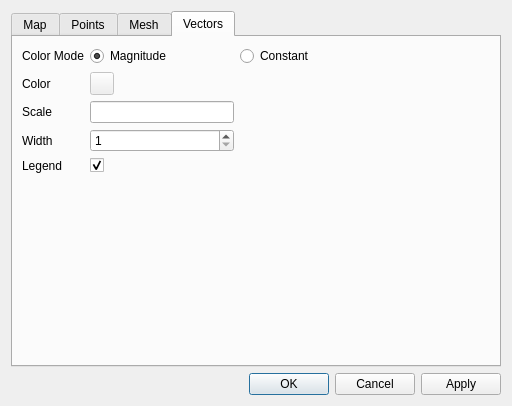
Before: the Qt Designer form src/ui/layer_properties_dialog.ui in IPH-ECO/iph-eco-gui, drawn with Qt 5.
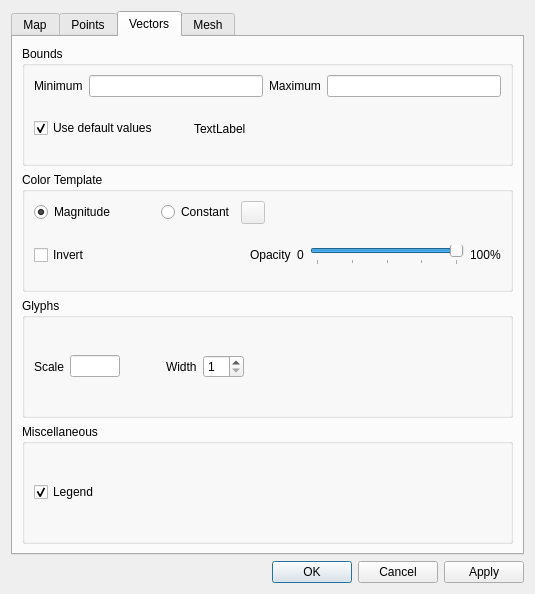
After: the same form once the commit is applied. The open tabs and pages were chosen to show the change.

Commit message: Implementing color gradient palette for vectors layer

What changed in the file:
```diff
--- a/src/ui/layer_properties_dialog.ui
+++ b/src/ui/layer_properties_dialog.ui
@@ -6,8 +6,8 @@
    <rect>
     <x>0</x>
     <y>0</y>
-    <width>512</width>
-    <height>406</height>
+    <width>535</width>
+    <height>594</height>
    </rect>
   </property>
   <property name="windowTitle">
@@ -424,6 +424,332 @@
        </item>
       </layout>
      </widget>
+     <widget class="QWidget" name="vectorsTab">
+      <attribute name="title">
+       <string>Vectors</string>
+      </attribute>
+      <layout class="QVBoxLayout" name="verticalLayout_6">
+       <item>
+        <widget class="QGroupBox" name="groupBox_6">
+         <property name="title">
+          <string>Bounds</string>
+         </property>
+         <layout class="QVBoxLayout" name="verticalLayout_9">
+          <item>
+           <layout class="QGridLayout" name="gridLayout_3">
+            <item row="0" column="0">
+             <widget class="QLabel" name="label_24">
+              <property name="text">
+               <string>Minimum</string>
+              </property>
+             </widget>
+            </item>
+            <item row="0" column="2">
+             <widget class="QLabel" name="label_23">
+              <property name="text">
+               <string>Maximum</string>
+              </property>
+             </widget>
+            </item>
+            <item row="0" column="1">
+             <widget class="QLineEdit" name="edtVectorsMinimum"/>
+            </item>
+            <item row="0" column="3">
+             <widget class="QLineEdit" name="edtVectorsMaximum"/>
+            </item>
+           </layout>
+          </item>
+          <item>
+           <layout class="QHBoxLayout" name="horizontalLayout_5">
+            <item>
+             <widget class="QCheckBox" name="chkUseVectorsDefaultValues">
+              <property name="text">
+               <string>Use default values</string>
+              </property>
+              <property name="checked">
+               <bool>true</bool>
+              </property>
+             </widget>
+            </item>
+            <item>
+             <spacer name="horizontalSpacer_11">
+              <property name="orientation">
+               <enum>Qt::Horizontal</enum>
+              </property>
+              <property name="sizeType">
+               <enum>QSizePolicy::Fixed</enum>
+              </property>
+              <property name="sizeHint" stdset="0">
+               <size>
+                <width>30</width>
+                <height>20</height>
+               </size>
+              </property>
+             </spacer>
+            </item>
+            <item>
+             <widget class="QLabel" name="lblVectorsOriginalValues">
+              <property name="text">
+               <string>TextLabel</string>
+              </property>
+             </widget>
+            </item>
+            <item>
+             <spacer name="horizontalSpacer_12">
+              <property name="orientation">
+               <enum>Qt::Horizontal</enum>
+              </property>
+              <property name="sizeHint" stdset="0">
+               <size>
+                <width>40</width>
+                <height>20</height>
+               </size>
+              </property>
+             </spacer>
+            </item>
+           </layout>
+          </item>
+         </layout>
+        </widget>
+       </item>
+       <item>
+        <widget class="QGroupBox" name="colorTemplateGroupBox_3">
+         <property name="title">
+          <string>Color Template</string>
+         </property>
+         <layout class="QVBoxLayout" name="verticalLayout_8">
+          <item>
+           <layout class="QHBoxLayout" name="horizontalLayout_9">
+            <item>
+             <widget class="QRadioButton" name="chkMagnitude">
+              <property name="text">
+               <string>Magnitude</string>
+              </property>
+              <property name="checked">
+               <bool>true</bool>
+              </property>
+              <attribute name="buttonGroup">
+               <string notr="true">buttonGroup</string>
+              </attribute>
+             </widget>
+            </item>
+            <item>
+             <spacer name="horizontalSpacer_13">
+              <property name="orientation">
+               <enum>Qt::Horizontal</enum>
+              </property>
+              <property name="sizeType">
+               <enum>QSizePolicy::Fixed</enum>
+              </property>
+              <property name="sizeHint" stdset="0">
+               <size>
+                <width>40</width>
+                <height>20</height>
+               </size>
+              </property>
+             </spacer>
+            </item>
+            <item>
+             <widget class="QRadioButton" name="chkConstant">
+              <property name="text">
+               <string>Constant</string>
+              </property>
+              <attribute name="buttonGroup">
+               <string notr="true">buttonGroup</string>
+              </attribute>
+             </widget>
+            </item>
+            <item>
+             <widget class="QToolButton" name="btnVectorColor">
+              <property name="enabled">
+               <bool>false</bool>
+              </property>
+              <property name="text">
+               <string/>
+              </property>
+             </widget>
+            </item>
+            <item>
+             <spacer name="horizontalSpacer_7">
+              <property name="orientation">
+               <enum>Qt::Horizontal</enum>
+              </property>
+              <property name="sizeHint" stdset="0">
+               <size>
+                <width>40</width>
+                <height>20</height>
+               </size>
+              </property>
+             </spacer>
+            </item>
+           </layout>
+          </item>
+          <item>
+           <layout class="QGridLayout" name="vectorsColorTemplateLayout"/>
+          </item>
+          <item>
+           <layout class="QHBoxLayout" name="horizontalLayout_8">
+            <item>
+             <widget class="QCheckBox" name="chkVectorsInvertColorTemplate">
+              <property name="text">
+               <string>Invert</string>
+              </property>
+             </widget>
+            </item>
+            <item>
+             <spacer name="horizontalSpacer_10">
+              <property name="orientation">
+               <enum>Qt::Horizontal</enum>
+              </property>
+              <property name="sizeHint" stdset="0">
+               <size>
+                <width>40</width>
+                <height>20</height>
+               </size>
+              </property>
+             </spacer>
+            </item>
+            <item>
+             <widget class="QLabel" name="label_21">
+              <property name="text">
+               <string>Opacity</string>
+              </property>
+             </widget>
+            </item>
+            <item>
+             <widget class="QLabel" name="label_22">
+              <property name="text">
+               <string>0</string>
+              </property>
+             </widget>
+            </item>
+            <item>
+             <widget class="QSlider" name="sldVectorsOpacity">
+              <property name="maximum">
+               <number>100</number>
+              </property>
+              <property name="value">
+               <number>100</number>
+              </property>
+              <property name="orientation">
+               <enum>Qt::Horizontal</enum>
+              </property>
+              <property name="tickPosition">
+               <enum>QSlider::TicksBelow</enum>
+              </property>
+              <property name="tickInterval">
+               <number>25</number>
+              </property>
+             </widget>
+            </item>
+            <item>
+             <widget class="QLabel" name="lblVectorsOpacity">
+              <property name="text">
+               <string>100%</string>
+              </property>
+             </widget>
+            </item>
+           </layout>
+          </item>
+         </layout>
+        </widget>
+       </item>
+       <item>
+        <widget class="QGroupBox" name="groupBox_7">
+         <property name="title">
+          <string>Glyphs</string>
+         </property>
+         <layout class="QGridLayout" name="gridLayout_4">
+          <item row="0" column="5">
+           <spacer name="horizontalSpacer_14">
+            <property name="orientation">
+             <enum>Qt::Horizontal</enum>
+            </property>
+            <property name="sizeHint" stdset="0">
+             <size>
+              <width>40</width>
+              <height>20</height>
+             </size>
+            </property>
+           </spacer>
+          </item>
+          <item row="0" column="3">
+           <widget class="QLabel" name="label_17">
+            <property name="text">
+             <string>Width</string>
+            </property>
+           </widget>
+          </item>
+          <item row="0" column="1">
+           <widget class="QLineEdit" name="edtVectorsScale">
+            <property name="sizePolicy">
+             <sizepolicy hsizetype="Fixed" vsizetype="Fixed">
+              <horstretch>0</horstretch>
+              <verstretch>0</verstretch>
+             </sizepolicy>
+            </property>
+            <property name="maximumSize">
+             <size>
+              <width>50</width>
+              <height>16777215</height>
+             </size>
+            </property>
+           </widget>
+          </item>
+          <item row="0" column="4">
+           <widget class="QSpinBox" name="sbxVectorsWidth">
+            <property name="minimum">
+             <number>1</number>
+            </property>
+           </widget>
+          </item>
+          <item row="0" column="0">
+           <widget class="QLabel" name="label_16">
+            <property name="text">
+             <string>Scale</string>
+            </property>
+           </widget>
+          </item>
+          <item row="0" column="2">
+           <spacer name="horizontalSpacer_15">
+            <property name="orientation">
+             <enum>Qt::Horizontal</enum>
+            </property>
+            <property name="sizeType">
+             <enum>QSizePolicy::Fixed</enum>
+            </property>
+            <property name="sizeHint" stdset="0">
+             <size>
+              <width>40</width>
+              <height>20</height>
+             </size>
+            </property>
+           </spacer>
+          </item>
+         </layout>
+        </widget>
+       </item>
+       <item>
+        <widget class="QGroupBox" name="groupBox_8">
+         <property name="title">
+          <string>Miscellaneous</string>
+         </property>
+         <layout class="QVBoxLayout" name="verticalLayout_12">
+          <item>
+           <widget class="QCheckBox" name="chkVectorsLegend">
+            <property name="text">
+             <string>Legend</string>
+            </property>
+            <property name="checked">
+             <bool>true</bool>
+            </property>
+           </widget>
+          </item>
+         </layout>
+        </widget>
+       </item>
+      </layout>
+     </widget>
      <widget class="QWidget" name="meshTab">
       <attribute name="title">
        <string>Mesh</string>
@@ -581,130 +907,6 @@
        </item>
       </layout>
      </widget>
-     <widget class="QWidget" name="vectorsTab">
-      <attribute name="title">
-       <string>Vectors</string>
-      </attribute>
-      <layout class="QGridLayout" name="gridLayout_4">
-       <item row="2" column="0">
-        <widget class="QLabel" name="label_16">
-         <property name="text">
-          <string>Scale</string>
-         </property>
-        </widget>
-       </item>
-       <item row="5" column="1">
-        <spacer name="verticalSpacer_2">
-         <property name="orientation">
-          <enum>Qt::Vertical</enum>
-         </property>
-         <property name="sizeHint" stdset="0">
-          <size>
-           <width>20</width>
-           <height>40</height>
-          </size>
-         </property>
-        </spacer>
-       </item>
-       <item row="2" column="1">
-        <widget class="QLineEdit" name="edtVectorScale"/>
-       </item>
-       <item row="3" column="1">
-        <widget class="QSpinBox" name="sbxVectorWidth">
-         <property name="minimum">
-          <number>1</number>
-         </property>
-        </widget>
-       </item>
-       <item row="3" column="0">
-        <widget class="QLabel" name="label_17">
-         <property name="text">
-          <string>Width</string>
-         </property>
-        </widget>
-       </item>
-       <item row="2" column="2">
-        <spacer name="horizontalSpacer_7">
-         <property name="orientation">
-          <enum>Qt::Horizontal</enum>
-         </property>
-         <property name="sizeType">
-          <enum>QSizePolicy::Fixed</enum>
-         </property>
-         <property name="sizeHint" stdset="0">
-          <size>
-           <width>250</width>
-           <height>20</height>
-          </size>
-         </property>
-        </spacer>
-       </item>
-       <item row="1" column="0">
-        <widget class="QLabel" name="label_18">
-         <property name="text">
-          <string>Color</string>
-         </property>
-        </widget>
-       </item>
-       <item row="1" column="1">
-        <widget class="QToolButton" name="btnVectorColor">
-         <property name="enabled">
-          <bool>false</bool>
-         </property>
-         <property name="text">
-          <string/>
-         </property>
-        </widget>
-       </item>
-       <item row="0" column="0">
-        <widget class="QLabel" name="label_19">
-         <property name="text">
-          <string>Color Mode</string>
-         </property>
-        </widget>
-       </item>
-       <item row="0" column="1">
-        <widget class="QRadioButton" name="chkMagnitude">
-         <property name="text">
-          <string>Magnitude</string>
-         </property>
-         <property name="checked">
-          <bool>true</bool>
-         </property>
-         <attribute name="buttonGroup">
-          <string notr="true">buttonGroup</string>
-         </attribute>
-        </widget>
-       </item>
-       <item row="0" column="2">
-        <widget class="QRadioButton" name="chkConstant">
-         <property name="text">
-          <string>Constant</string>
-         </property>
-         <attribute name="buttonGroup">
-          <string notr="true">buttonGroup</string>
-         </attribute>
-        </widget>
-       </item>
-       <item row="4" column="1">
-        <widget class="QCheckBox" name="chkLayerLegend">
-         <property name="text">
-          <string/>
-         </property>
-         <property name="checked">
-          <bool>true</bool>
-         </property>
-        </widget>
-       </item>
-       <item row="4" column="0">
-        <widget class="QLabel" name="label_20">
-         <property name="text">
-          <string>Legend</string>
-         </property>
-        </widget>
-       </item>
-      </layout>
-     </widget>
     </widget>
    </item>
    <item>
```
Left out of the diff: 70 changed lines with no effect on the pictures. The commit also changes 6 other files.
